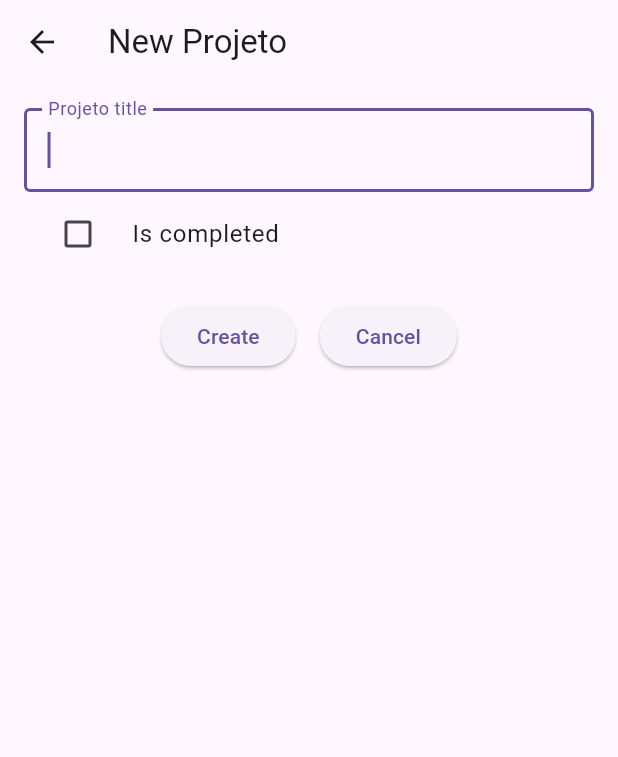
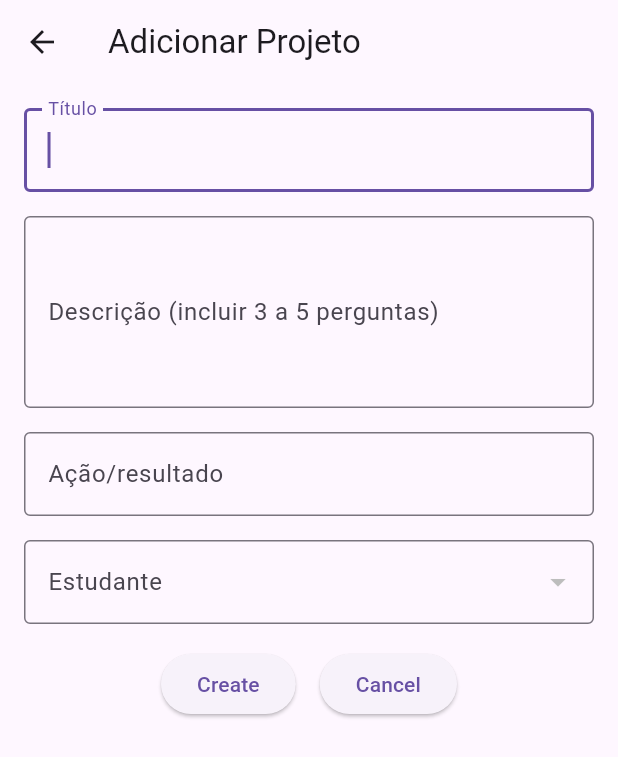
Before and after one commit to rodrigorgs/viveira, a Flutter app: the ProjetoEditPage screen opened directly, on a phone screen of 412 x 824 dp. Shown: the top 757 px of the screen. Run offline on Flutter 3.47's test engine with Material 3 defaults, Android fonts, the phone set to English and light mode, and no system bars; our stand-ins replace cloud_firestore, firebase_core, flutter_riverpod, freezed_annotation, riverpod_annotation; accounts and stored records are empty; generated files the repository leaves out were written again.

Commit message:
Adiciona CRUD de pessoa e projeto

```diff
--- a/lib/main.dart
+++ b/lib/main.dart
@@ -1,6 +1,7 @@
 import 'package:flutter/material.dart';
 import 'package:flutter_riverpod/flutter_riverpod.dart';
 import 'package:firebase_core/firebase_core.dart';
+import 'package:viveira/pessoa/pessoa_list_page.dart';
 import 'package:viveira/projeto/projeto_list_page.dart';
 import 'firebase_options.dart';
 
--- a/lib/pessoa/pessoa.dart
+++ b/lib/pessoa/pessoa.dart
@@ -8,13 +8,14 @@ part 'pessoa.g.dart';
 class Pessoa with _$Pessoa {
   const factory Pessoa({
     String? id,
-    required String title,
-    @Default(false) bool isCompleted,
+    required String nome,
+    required String cpf,
   }) = _Pessoa;
 
   factory Pessoa.empty() => const Pessoa(
         id: null,
-        title: '',
+        nome: '',
+        cpf: '',
       );
 
   factory Pessoa.fromJson(Map<String, dynamic> json) => _$PessoaFromJson(json);
--- a/lib/pessoa/pessoa_list_page.dart
+++ b/lib/pessoa/pessoa_list_page.dart
@@ -16,7 +16,7 @@ class PessoaListPage extends ConsumerWidget {
     final pessoaList = ref.watch(pessoaListControllerProvider);
     return Scaffold(
       appBar: AppBar(
-        title: const Text('Pessoa List'),
+        title: const Text('Pessoas'),
       ),
       floatingActionButton: FloatingActionButton(
         onPressed: () async {
@@ -55,7 +55,7 @@ class PessoaListPage extends ConsumerWidget {
   Widget? _buildPessoaList(WidgetRef ref, List<Pessoa> list) {
     if (list.isEmpty) {
       return const Center(
-        child: Text('No pessoas found'),
+        child: Text('Nenhuma pessoa cadastrada'),
       );
     } else {
       return ListView.builder(
@@ -63,8 +63,7 @@ class PessoaListPage extends ConsumerWidget {
         itemBuilder: (context, index) {
           Pessoa pessoa = list[index];
           return ListTile(
-            title: Text(pessoa.title),
-            subtitle: Text(pessoa.isCompleted ? 'Completed' : 'Not completed'),
+            title: Text(pessoa.nome),
             trailing: IconButton(
               icon: const Icon(Icons.delete),
               onPressed: () {
--- a/lib/projeto/projeto.dart
+++ b/lib/projeto/projeto.dart
@@ -8,16 +8,26 @@ part 'projeto.g.dart';
 class Projeto with _$Projeto {
   const factory Projeto({
     String? id,
-    required String title,
+    required String titulo,
+    required String estudanteId,
+    String? estudanteNome,
+    String? orientadorId,
+    DateTime? prazo,
+    required String descricao,
+    required String acao,
     @Default(false) bool isCompleted,
   }) = _Projeto;
 
   factory Projeto.empty() => const Projeto(
         id: null,
-        title: '',
+        titulo: '',
+        estudanteId: '',
+        descricao: '',
+        acao: '',
       );
 
-  factory Projeto.fromJson(Map<String, dynamic> json) => _$ProjetoFromJson(json);
+  factory Projeto.fromJson(Map<String, dynamic> json) =>
+      _$ProjetoFromJson(json);
 
   factory Projeto.fromDocument(DocumentSnapshot doc) {
     final data = doc.data() as Map<String, dynamic>;
--- a/lib/projeto/projeto_edit_page.dart
+++ b/lib/projeto/projeto_edit_page.dart
@@ -1,5 +1,7 @@
 import 'package:flutter/material.dart';
 import 'package:flutter_riverpod/flutter_riverpod.dart';
+import 'package:viveira/pessoa/pessoa.dart';
+import 'package:viveira/pessoa/pessoa_list_controller.dart';
 import 'package:viveira/projeto/projeto.dart';
 import 'package:viveira/projeto/projeto_edit_controller.dart';
 
@@ -8,39 +10,51 @@ class ProjetoEditPage extends ConsumerStatefulWidget {
   const ProjetoEditPage({super.key, required this.projetoId});
 
   @override
-  ConsumerState<ConsumerStatefulWidget> createState() => _ProjetoEditPageState();
+  ConsumerState<ConsumerStatefulWidget> createState() =>
+      _ProjetoEditPageState();
 }
 
 class _ProjetoEditPageState extends ConsumerState<ProjetoEditPage> {
   get isNewProjeto => widget.projetoId == null;
   Projeto? projeto;
-  late final TextEditingController _titleController;
+  late final TextEditingController _tituloController;
+  late final TextEditingController _descricaoController;
+  late final TextEditingController _acaoController;
+  String _estudanteId = '';
   final GlobalKey<FormState> _formKey = GlobalKey<FormState>();
 
   @override
   void initState() {
     super.initState();
-    _titleController = TextEditingController();
+    _tituloController = TextEditingController();
+    _descricaoController = TextEditingController();
+    _acaoController = TextEditingController();
   }
 
   @override
   void dispose() {
-    _titleController.dispose();
+    _tituloController.dispose();
+    _descricaoController.dispose();
+    _acaoController.dispose();
     super.dispose();
   }
 
   @override
   Widget build(BuildContext context) {
-    final projetoAsync = ref.watch(projetoEditControllerProvider(widget.projetoId));
+    final projetoAsync =
+        ref.watch(projetoEditControllerProvider(widget.projetoId));
 
     if (projeto == null && projetoAsync.hasValue) {
       projeto = projetoAsync.value!.copyWith();
-      _titleController.text = projeto!.title;
+      _tituloController.text = projeto!.titulo;
+      _descricaoController.text = projeto!.descricao;
+      _acaoController.text = projeto!.acao;
+      _estudanteId = projeto!.estudanteId;
     }
 
     return Scaffold(
       appBar: AppBar(
-        title: Text('${isNewProjeto ? "New" : "Edit"} Projeto'),
+        title: Text('${isNewProjeto ? "Adicionar" : "Editar"} Projeto'),
       ),
       body: Padding(
         padding: const EdgeInsets.all(16.0),
@@ -62,29 +76,59 @@ class _ProjetoEditPageState extends ConsumerState<ProjetoEditPage> {
           children: [
             TextFormField(
               autofocus: true,
-              controller: _titleController,
+              controller: _tituloController,
               decoration: const InputDecoration(
-                labelText: 'Projeto title',
+                labelText: 'Título',
                 border: OutlineInputBorder(),
               ),
               onChanged: (value) {
-                projeto = projeto!.copyWith(title: value);
+                projeto = projeto!.copyWith(titulo: value);
               },
               validator: (value) {
                 if (value == null || value.isEmpty) {
-                  return 'Please enter a title';
+                  return 'Campo obrigatório';
                 }
                 return null;
               },
             ),
-            CheckboxListTile(
-              title: const Text('Is completed'),
-              value: projeto!.isCompleted,
-              controlAffinity: ListTileControlAffinity.leading,
+            const SizedBox(height: 16),
+            TextFormField(
+              minLines: 4,
+              maxLines: 7,
+              controller: _descricaoController,
+              decoration: const InputDecoration(
+                labelText: 'Descrição (incluir 3 a 5 perguntas)',
+                border: OutlineInputBorder(),
+              ),
               onChanged: (value) {
-                setState(() {
-                  projeto = projeto!.copyWith(isCompleted: value!);
-                });
+                projeto = projeto!.copyWith(descricao: value);
+              },
+              validator: (value) => null,
+            ),
+            const SizedBox(height: 16),
+            TextFormField(
+              autofocus: true,
+              controller: _acaoController,
+              decoration: const InputDecoration(
+                labelText: 'Ação/resultado',
+                border: OutlineInputBorder(),
+              ),
+              onChanged: (value) {
+                projeto = projeto!.copyWith(titulo: value);
+              },
+              validator: (value) => null,
+            ),
+            const SizedBox(height: 16),
+            Consumer(
+              builder: (context, ref, child) {
+                final pessoasAsync = ref.watch(pessoaListControllerProvider);
+                return pessoasAsync.when(
+                  data: (pessoas) {
+                    return _estudanteSelector(pessoas);
+                  },
+                  loading: () => const CircularProgressIndicator(),
+                  error: (error, stackTrace) => Text('Error: $error'),
+                );
               },
             ),
             const SizedBox(height: 16),
@@ -92,6 +136,37 @@ class _ProjetoEditPageState extends ConsumerState<ProjetoEditPage> {
           ],
         ),
       ),
+    );
+  }
+
+  Widget _estudanteSelector(List<Pessoa> pessoas) {
+    return DropdownButtonFormField<String>(
+      value: _estudanteId.isEmpty ? null : _estudanteId,
+      items: pessoas.map((pessoa) {
+        return DropdownMenuItem<String>(
+          value: pessoa.id,
+          child: Text(pessoa.nome),
+        );
+      }).toList(),
+      onChanged: (String? newValue) {
+        setState(() {
+          _estudanteId = newValue!;
+          projeto = projeto!.copyWith(
+            estudanteId: _estudanteId,
+            estudanteNome: pessoas.firstWhere((p) => p.id == _estudanteId).nome,
+          );
+        });
+      },
+      decoration: const InputDecoration(
+        labelText: 'Estudante',
+        border: OutlineInputBorder(),
+      ),
+      validator: (value) {
+        if (value == null || value.isEmpty) {
+          return 'Campo obrigatório';
+        }
+        return null;
+      },
     );
   }
 
--- a/lib/projeto/projeto_list_page.dart
+++ b/lib/projeto/projeto_list_page.dart
@@ -16,7 +16,7 @@ class ProjetoListPage extends ConsumerWidget {
     final projetoList = ref.watch(projetoListControllerProvider);
     return Scaffold(
       appBar: AppBar(
-        title: const Text('Projeto List'),
+        title: const Text('Projetos'),
       ),
       floatingActionButton: FloatingActionButton(
         onPressed: () async {
@@ -55,7 +55,7 @@ class ProjetoListPage extends ConsumerWidget {
   Widget? _buildProjetoList(WidgetRef ref, List<Projeto> list) {
     if (list.isEmpty) {
       return const Center(
-        child: Text('No projetos found'),
+        child: Text('Nenhum projeto cadastrado'),
       );
     } else {
       return ListView.builder(
@@ -63,8 +63,8 @@ class ProjetoListPage extends ConsumerWidget {
         itemBuilder: (context, index) {
           Projeto projeto = list[index];
           return ListTile(
-            title: Text(projeto.title),
-            subtitle: Text(projeto.isCompleted ? 'Completed' : 'Not completed'),
+            title: Text(projeto.titulo),
+            subtitle: Text(projeto.estudanteNome ?? ''),
             trailing: IconButton(
               icon: const Icon(Icons.delete),
               onPressed: () {
```
Also changed, not shown: lib/pessoa/pessoa_edit_page.dart (+29 -17 lines).
